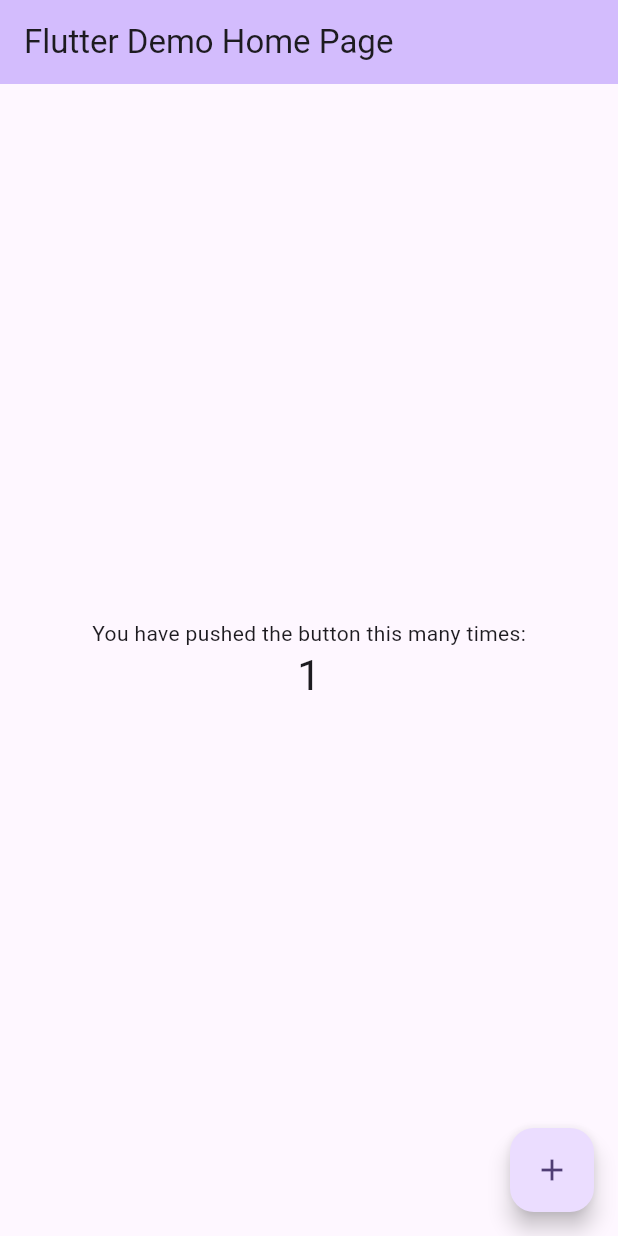
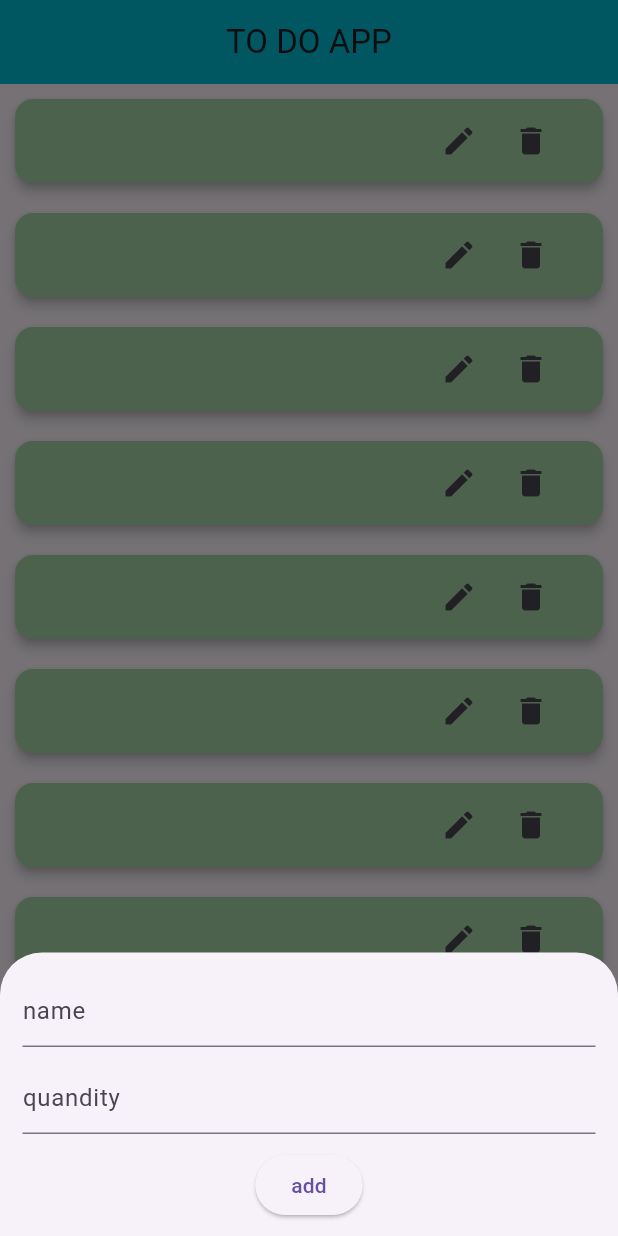
Before and after one commit to Shaham-Ahammed/to-do-app-using-rest-api, a Flutter app: the screen it shows after launch, after a tap on the "add" icon, on a phone screen of 412 x 824 dp. Run offline on Flutter 3.47's test engine with Material 3 defaults, Android fonts, the light colour scheme and no system bars.

Commit message:
ui completed

```diff
--- /dev/null
+++ b/lib/home.dart
@@ -0,0 +1,102 @@
+import 'package:flutter/material.dart';
+
+class home extends StatefulWidget {
+  const home({super.key});
+
+  @override
+  State<home> createState() => _homeState();
+}
+
+class _homeState extends State<home> {
+  final TextEditingController name = TextEditingController();
+  final TextEditingController quantity = TextEditingController();
+
+  @override
+  void initState() {
+    super.initState();
+  }
+
+  void _showsheet(BuildContext ctx, int? itemKey) {
+    showModalBottomSheet(
+        context: ctx,
+        elevation: 5,
+        isScrollControlled: true,
+        builder: (_) => Container(
+              padding:
+                  EdgeInsets.only(bottom: 10, top: 15, left: 15, right: 15),
+              child: Column(
+                mainAxisSize: MainAxisSize.min,
+                crossAxisAlignment: CrossAxisAlignment.end,
+                children: [
+                  TextField(
+                    controller: name,
+                    decoration: InputDecoration(hintText: "name"),
+                  ),
+                  SizedBox(
+                    height: 10,
+                  ),
+                  TextField(
+                    controller: quantity,
+                    decoration: InputDecoration(hintText: "quandity"),
+                  ),
+                  SizedBox(
+                    height: 10,
+                  ),
+                  Center(
+                    child: ElevatedButton(
+                        onPressed: () {
+                          if (itemKey == null) {}
+                          if (itemKey != null) {}
+                        },
+                        child: Text(itemKey == null ? "add" : "update")),
+                  )
+                ],
+              ),
+            ));
+  }
+
+  @override
+  Widget build(BuildContext context) {
+    return Scaffold(
+      appBar: AppBar(
+        title: Text("TO DO APP"),
+        centerTitle: true,
+        backgroundColor: Colors.cyan,
+      ),
+      body: ListView.builder(
+          itemCount: 10,
+          itemBuilder: (_, index) {
+            return Card(
+              color: Colors.green.shade200,
+              margin: EdgeInsets.all(10),
+              elevation: 3,
+              child: ListTile(
+                //     title: Text(currentItem['name']),
+                //   subtitle: Text(currentItem['quandity'].toString()),
+                trailing: Row(
+                  mainAxisSize: MainAxisSize.min,
+                  children: [
+                    IconButton(
+                        onPressed: () {
+                          //        _showsheet(context, currentItem["key"]);
+                        },
+                        icon: Icon(Icons.edit)),
+                    IconButton(
+                        onPressed: () {
+                          //   deleteItem(currentItem["key"]);
+                        },
+                        icon: Icon(Icons.delete))
+                  ],
+                ),
+              ),
+            );
+          }),
+      floatingActionButton: FloatingActionButton(
+        onPressed: () {
+          _showsheet(context, null);
+        },
+        child: Icon(Icons.add),
+      ),
+    );
+  }
+}
--- a/lib/main.dart
+++ b/lib/main.dart
@@ -1,125 +1,23 @@
+
 import 'package:flutter/material.dart';
 
-void main() {
-  runApp(const MyApp());
+
+import 'home.dart';
+
+void main() async {
+  WidgetsFlutterBinding.ensureInitialized();
+  runApp(app());
 }
 
-class MyApp extends StatelessWidget {
-  const MyApp({super.key});
+class app extends StatelessWidget {
+  const app({super.key});
 
-  // This widget is the root of your application.
   @override
   Widget build(BuildContext context) {
     return MaterialApp(
-      title: 'Flutter Demo',
-      theme: ThemeData(
-        // This is the theme of your application.
-        //
-        // TRY THIS: Try running your application with "flutter run". You'll see
-        // the application has a purple toolbar. Then, without quitting the app,
-        // try changing the seedColor in the colorScheme below to Colors.green
-        // and then invoke "hot reload" (save your changes or press the "hot
-        // reload" button in a Flutter-supported IDE, or press "r" if you used
-        // the command line to start the app).
-        //
-        // Notice that the counter didn't reset back to zero; the application
-        // state is not lost during the reload. To reset the state, use hot
-        // restart instead.
-        //
-        // This works for code too, not just values: Most code changes can be
-        // tested with just a hot reload.
-        colorScheme: ColorScheme.fromSeed(seedColor: Colors.deepPurple),
-        useMaterial3: true,
-      ),
-      home: const MyHomePage(title: 'Flutter Demo Home Page'),
+      debugShowCheckedModeBanner: false,
+      theme:ThemeData(primaryColor: Colors.blue),
+      home: home(),
     );
   }
 }
-
-class MyHomePage extends StatefulWidget {
-  const MyHomePage({super.key, required this.title});
-
-  // This widget is the home page of your application. It is stateful, meaning
-  // that it has a State object (defined below) that contains fields that affect
-  // how it looks.
-
-  // This class is the configuration for the state. It holds the values (in this
-  // case the title) provided by the parent (in this case the App widget) and
-  // used by the build method of the State. Fields in a Widget subclass are
-  // always marked "final".
-
-  final String title;
-
-  @override
-  State<MyHomePage> createState() => _MyHomePageState();
-}
-
-class _MyHomePageState extends State<MyHomePage> {
-  int _counter = 0;
-
-  void _incrementCounter() {
-    setState(() {
-      // This call to setState tells the Flutter framework that something has
-      // changed in this State, which causes it to rerun the build method below
-      // so that the display can reflect the updated values. If we changed
-      // _counter without calling setState(), then the build method would not be
-      // called again, and so nothing would appear to happen.
-      _counter++;
-    });
-  }
-
-  @override
-  Widget build(BuildContext context) {
-    // This method is rerun every time setState is called, for instance as done
-    // by the _incrementCounter method above.
-    //
-    // The Flutter framework has been optimized to make rerunning build methods
-    // fast, so that you can just rebuild anything that needs updating rather
-    // than having to individually change instances of widgets.
-    return Scaffold(
-      appBar: AppBar(
-        // TRY THIS: Try changing the color here to a specific color (to
-        // Colors.amber, perhaps?) and trigger a hot reload to see the AppBar
-        // change color while the other colors stay the same.
-        backgroundColor: Theme.of(context).colorScheme.inversePrimary,
-        // Here we take the value from the MyHomePage object that was created by
-        // the App.build method, and use it to set our appbar title.
-        title: Text(widget.title),
-      ),
-      body: Center(
-        // Center is a layout widget. It takes a single child and positions it
-        // in the middle of the parent.
-        child: Column(
-          // Column is also a layout widget. It takes a list of children and
-          // arranges them vertically. By default, it sizes itself to fit its
-          // children horizontally, and tries to be as tall as its parent.
-          //
-          // Column has various properties to control how it sizes itself and
-          // how it positions its children. Here we use mainAxisAlignment to
-          // center the children vertically; the main axis here is the vertical
-          // axis because Columns are vertical (the cross axis would be
-          // horizontal).
-          //
-          // TRY THIS: Invoke "debug painting" (choose the "Toggle Debug Paint"
-          // action in the IDE, or press "p" in the console), to see the
-          // wireframe for each widget.
-          mainAxisAlignment: MainAxisAlignment.center,
-          children: <Widget>[
-            const Text(
-              'You have pushed the button this many times:',
-            ),
-            Text(
-              '$_counter',
-              style: Theme.of(context).textTheme.headlineMedium,
-            ),
-          ],
-        ),
-      ),
-      floatingActionButton: FloatingActionButton(
-        onPressed: _incrementCounter,
-        tooltip: 'Increment',
-        child: const Icon(Icons.add),
-      ), // This trailing comma makes auto-formatting nicer for build methods.
-    );
-  }
-}
```
